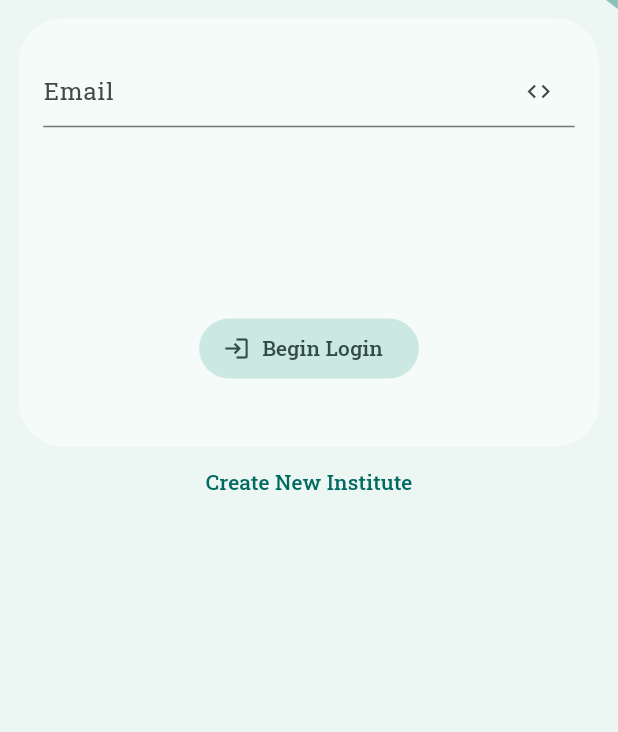
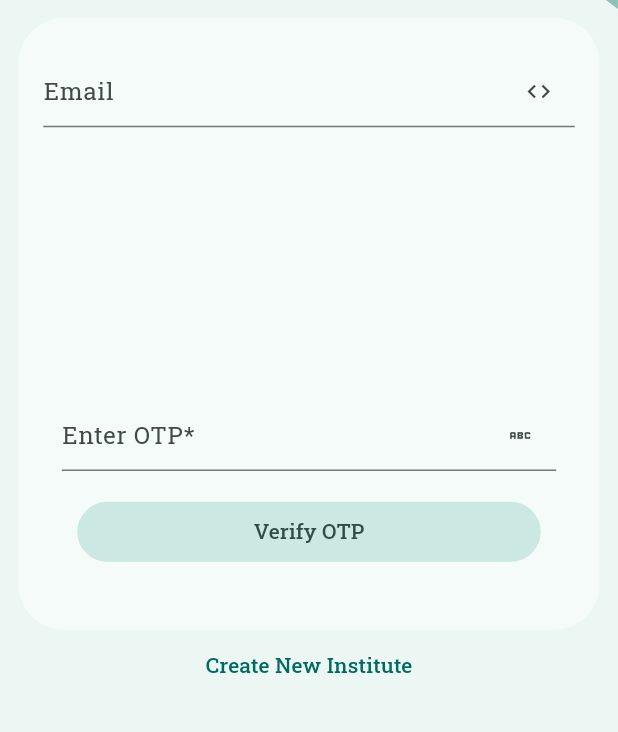
Before and after one commit to chiggosVikash/easy_education, a Flutter app: the screen it shows after launch, after a tap on "Begin Login", on a phone screen of 412 x 824 dp, the part 300-1032 px from its top. Run offline on Flutter 3.47's test engine with Material 3 defaults, Android fonts, the light colour scheme and no system bars; our stand-ins replace cloud_firestore, firebase_core, firebase_storage, flutter_riverpod, freezed_annotation, google_fonts and 2 more; missing offline and left inert: email_otp; accounts and stored records are empty.

Commit message:
changed login

```diff
--- a/lib/features/login/presentation/providers/institute_existence_p.dart
+++ b/lib/features/login/presentation/providers/institute_existence_p.dart
@@ -4,6 +4,8 @@ import 'dart:async';
 import 'package:easy_education/features/login/domain/use_cases/login_use_case.dart';
 import 'package:flutter/foundation.dart';
 import 'package:flutter_riverpod/flutter_riverpod.dart';
+
+final instituteExistenceProvider = AsyncNotifierProvider.autoDispose<InstituteExistenceP,bool>(() => InstituteExistenceP());
 
 class InstituteExistenceP extends AutoDisposeAsyncNotifier<bool>{
   final LoginUseCase _loginUseCase = LoginUseCase();
@@ -13,6 +15,7 @@ class InstituteExistenceP extends AutoDisposeAsyncNotifier<bool>{
   }
 
   Future<void> checkInstituteExistence(String email) async{
+    print("Email $email");
     state = const AsyncLoading();
     try{
       state = AsyncData(await _loginUseCase.isInstituteExist(email));
--- a/lib/features/login/presentation/screens/login_s.dart
+++ b/lib/features/login/presentation/screens/login_s.dart
@@ -2,7 +2,7 @@ import 'package:easy_education/features/create_institute/presentation/screens/cr
 import 'package:easy_education/features/login/presentation/widgets/create_new_institute_button_w.dart';
 import 'package:easy_education/features/login/presentation/widgets/login_text_w.dart';
 import 'package:easy_education/features/login/presentation/widgets/logo_design_w.dart';
-import 'package:easy_education/features/login/presentation/widgets/school_login_w.dart';
+import 'package:easy_education/features/login/presentation/widgets/institute_login_w.dart';
 import 'package:easy_education/utils/extensions/context_extension.dart';
 import 'package:flutter/material.dart';
 import 'package:flutter_riverpod/flutter_riverpod.dart';
--- /dev/null
+++ b/lib/features/login/presentation/widgets/institute_login_w.dart
@@ -0,0 +1,95 @@
+import 'package:easy_education/features/create_institute/presentation/widgets/verify_otp_w.dart';
+import 'package:easy_education/features/login/presentation/providers/institute_existence_p.dart';
+import 'package:easy_education/features/login/presentation/widgets/begin_login_button_w.dart';
+import 'package:easy_education/features/login/presentation/widgets/login_button_w.dart';
+import 'package:easy_education/utils/dialogues/failed_dialogue.dart';
+import 'package:easy_education/utils/extensions/context_extension.dart';
+import 'package:flutter/material.dart';
+import 'package:flutter_riverpod/flutter_riverpod.dart';
+
+class SchoolLoginW extends ConsumerStatefulWidget {
+  const SchoolLoginW({super.key,});
+
+  @override
+  ConsumerState<SchoolLoginW> createState() => _SchoolLoginWState();
+}
+
+class _SchoolLoginWState extends ConsumerState<SchoolLoginW> {
+
+  final TextEditingController _emailController = TextEditingController();
+  final TextEditingController _otpController = TextEditingController();
+
+  @override
+  void dispose() {
+    _emailController.dispose();
+    _otpController.dispose();
+    super.dispose();
+  }
+
+@override
+  Widget build(BuildContext context) {
+
+    return Container(
+      decoration: BoxDecoration(
+        borderRadius: BorderRadius.circular(30),
+        color: Theme.of(context).canvasColor
+      ),
+      padding: EdgeInsets.symmetric(horizontal: context.width*.04,vertical: context.height*.01),
+      margin: EdgeInsets.symmetric(horizontal: context.width*.03),
+      child: Column(children: [
+         SizedBox(height: context.height*.02,),
+
+         TextFormField(
+           controller: _emailController,
+           decoration: const InputDecoration(isDense: true,labelText: "Email ",suffixIcon: Icon(Icons.code),
+         ),),
+
+         // SizedBox(height: context.height*.02,),
+         //
+         // TextFormField(decoration: const  InputDecoration(isDense: true, labelText: "Password",suffixIcon: Icon(Icons.lock_outlined)
+         //  )),
+
+         SizedBox(height: context.height*.15,),
+
+         // LoginButtonW(
+         //  onTap: (){},
+         //  height: context.height*.045, width: context.width*.4),
+
+        Consumer(builder: (context, ref, child) {
+          final status = ref.watch(instituteExistenceProvider);
+          if(status is AsyncLoading) {
+            return const Center(child: CircularProgressIndicator(),);
+          } else if(status is AsyncError){
+            Future((){
+              _showDialogue("Login Failed", status.error.toString());
+            });
+            return BeginLoginButtonW(onPressed: (){
+              ref.read(instituteExistenceProvider.notifier).checkInstituteExistence(_emailController.text.trim());
+            },);
+          }
+          else if(status is AsyncData && status.value == true){
+           return VerifyOtpW(otpController: _otpController, email: _emailController.text.trim(),);
+          }
+          else if(status is AsyncData && status.value == false){
+          return BeginLoginButtonW(onPressed: (){
+            ref.read(instituteExistenceProvider.notifier).checkInstituteExistence(_emailController.text.trim());
+          },);
+          }
+
+            return const SizedBox();
+
+
+          },),
+
+         SizedBox(height: context.height*.04,),
+
+
+        ],),);
+  }
+
+  void _showDialogue(String title,String message){
+    showDialog(context: context, builder: (context){
+      return FailedDialogue(title: title, errorMessage: message);
+    });
+  }
+}
--- a/lib/features/login/presentation/widgets/school_login_w.dart
+++ /dev/null
@@ -1,44 +0,0 @@
-import 'package:easy_education/features/login/presentation/widgets/begin_login_button_w.dart';
-import 'package:easy_education/features/login/presentation/widgets/login_button_w.dart';
-import 'package:easy_education/utils/extensions/context_extension.dart';
-import 'package:flutter/material.dart';
-import 'package:flutter_riverpod/flutter_riverpod.dart';
-
-class SchoolLoginW extends ConsumerWidget {
-  const SchoolLoginW({super.key,});
-
-  @override
-  Widget build(BuildContext context, WidgetRef ref) {
-
-    return Container(
-      decoration: BoxDecoration(
-        borderRadius: BorderRadius.circular(30),
-        color: Theme.of(context).canvasColor
-      ),
-      padding: EdgeInsets.symmetric(horizontal: context.width*.04,vertical: context.height*.01),
-      margin: EdgeInsets.symmetric(horizontal: context.width*.03),
-      child: Column(children: [
-         SizedBox(height: context.height*.02,),
-
-         TextFormField(decoration: const InputDecoration(isDense: true,labelText: "Email ",suffixIcon: Icon(Icons.code),
-         ),),
-
-         // SizedBox(height: context.height*.02,),
-         //
-         // TextFormField(decoration: const  InputDecoration(isDense: true, labelText: "Password",suffixIcon: Icon(Icons.lock_outlined)
-         //  )),
-
-         SizedBox(height: context.height*.15,),
-
-         // LoginButtonW(
-         //  onTap: (){},
-         //  height: context.height*.045, width: context.width*.4),
-
-        BeginLoginButtonW(onPressed: (){},),
-
-         SizedBox(height: context.height*.04,),
-
-
-        ],),);
-  }
-}
```
Also changed, not shown: lib/utils/dialogues/failed_dialogue.dart (added, +26 -0 lines).
